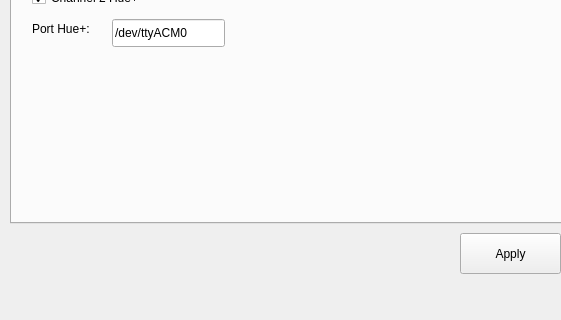
Qt form openhw-gui.ui (kusti8/OpenHWControl) before a commit; both pictures show x 0 to 561 and y 517 to 837 of the 1161 by 837 pixel window.
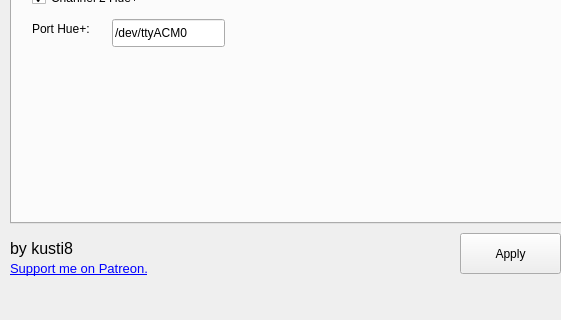
The same form after that commit.

```diff
--- a/openhw-gui.ui
+++ b/openhw-gui.ui
@@ -6749,6 +6749,42 @@
      <string>Apply</string>
     </property>
    </widget>
+   <widget class="QLabel" name="label_106">
+    <property name="geometry">
+     <rect>
+      <x>10</x>
+      <y>750</y>
+      <width>101</width>
+      <height>31</height>
+     </rect>
+    </property>
+    <property name="font">
+     <font>
+      <pointsize>12</pointsize>
+     </font>
+    </property>
+    <property name="text">
+     <string>by kusti8</string>
+    </property>
+   </widget>
+   <widget class="QLabel" name="label_107">
+    <property name="geometry">
+     <rect>
+      <x>10</x>
+      <y>770</y>
+      <width>401</width>
+      <height>31</height>
+     </rect>
+    </property>
+    <property name="font">
+     <font>
+      <pointsize>10</pointsize>
+     </font>
+    </property>
+    <property name="text">
+     <string>&lt;html&gt;&lt;head/&gt;&lt;body&gt;&lt;p&gt;&lt;a href=&quot;https://www.patreon.com/kusti8&quot;&gt;&lt;span style=&quot; text-decoration: underline; color:#0000ff;&quot;&gt;Support me on Patreon.&lt;/span&gt;&lt;/a&gt;&lt;/p&gt;&lt;/body&gt;&lt;/html&gt;</string>
+    </property>
+   </widget>
   </widget>
   <widget class="QStatusBar" name="statusbar"/>
  </widget>
```
